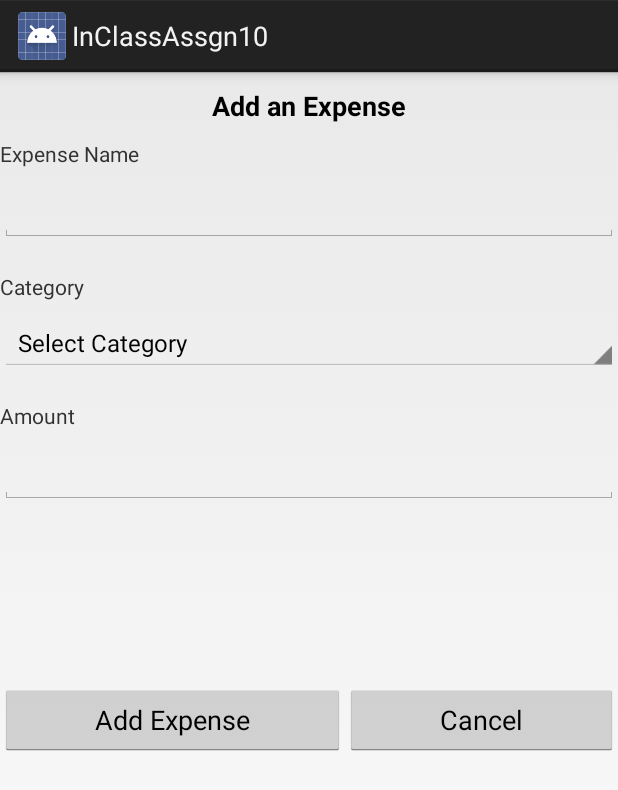
After one commit to atulbanwar/MobileApplications, an Android app: the fragment AddExpenseFragment shown on its own in the app's theme, on a phone screen of 412 x 824 dp. The commit adds this screen. Shown: the top 790 px of the screen. Run offline under Robolectric (Android 15) with nearby library versions, the phone set to English and light mode, and no system bars; 1 statement that could not run was skipped.

Commit message:
- Added Expense Fragments

```diff
--- /dev/null
+++ b/app/src/main/java/com/example/mad/inclassassgn10/AddExpenseFragment.java
@@ -0,0 +1,102 @@
+package com.example.mad.inclassassgn10;
+
+
+import android.os.Bundle;
+import android.support.annotation.Nullable;
+import android.support.v4.app.Fragment;
+import android.view.LayoutInflater;
+import android.view.View;
+import android.view.ViewGroup;
+import android.widget.Button;
+import android.widget.EditText;
+import android.widget.Spinner;
+import android.widget.Toast;
+
+import java.util.Date;
+
+
+/**
+ * A simple {@link Fragment} subclass.
+ */
+public class AddExpenseFragment extends Fragment {
+
+    private AddExpenseFragmentInterface listner;
+
+    private EditText edtTxtExpenseName;
+    private Spinner spnrCategory;
+    private EditText edtTxtAmount;
+    private Expense expense;
+    private Button addExpenseButton, cancelButton;
+
+    public AddExpenseFragment() {
+        // Required empty public constructor
+    }
+
+    @Override
+    public void onCreate(Bundle savedInstanceState) {
+        super.onCreate(savedInstanceState);
+    }
+
+    @Override
+    public View onCreateView(LayoutInflater inflater, ViewGroup container,
+                             Bundle savedInstanceState) {
+        // Inflate the layout for this fragment
+        return inflater.inflate(R.layout.fragment_add_expense, container, false);
+    }
+
+    @Override
+    public void onActivityCreated(@Nullable Bundle savedInstanceState) {
+        super.onActivityCreated(savedInstanceState);
+
+        listner = (AddExpenseFragmentInterface) getActivity();
+
+        expense = new Expense();
+        edtTxtExpenseName = (EditText) getActivity().findViewById(R.id.editTextExpenseName);
+        spnrCategory = (Spinner) getActivity().findViewById(R.id.spinnerCategory);
+        edtTxtAmount = (EditText) getActivity().findViewById(R.id.editTextAmount);
+        addExpenseButton = (Button) getActivity().findViewById(R.id.buttonAddExpense);
+        cancelButton = (Button) getActivity().findViewById(R.id.buttonCancel);
+
+        addExpenseButton.setOnClickListener(new View.OnClickListener() {
+            @Override
+            public void onClick(View v) {
+                String expenseName = edtTxtExpenseName.getText().toString();
+                String category = spnrCategory.getSelectedItem().toString();
+                double amount = Double.parseDouble(edtTxtAmount.getText().toString().length() != 0 ? edtTxtAmount.getText().toString() : "0");
+
+                if (expenseName.length() == 0) {
+                    Toast.makeText(getActivity(), getResources().getString(R.string.error_empty_expense_name), Toast.LENGTH_SHORT).show();
+                } else if (category.equals("Select Category")) {
+                    Toast.makeText(getActivity(), getResources().getString(R.string.error_empty_category), Toast.LENGTH_SHORT).show();
+                } else if (amount == 0) {
+                    Toast.makeText(getActivity(), getResources().getString(R.string.error_empty_amount), Toast.LENGTH_SHORT).show();
+                } else {
+                    expense.setName(expenseName);
+                    expense.setCategory(category);
+                    expense.setDate(new Date());
+                    expense.setAmount(amount);
+
+                    listner.addExpense(expense);
+                }
+            }
+        });
+
+        cancelButton.setOnClickListener(new View.OnClickListener() {
+            @Override
+            public void onClick(View v) {
+                listner.cancelAddExpense();
+            }
+        });
+    }
+
+    @Override
+    public void onDetach() {
+        super.onDetach();
+        listner = null;
+    }
+
+    public interface AddExpenseFragmentInterface {
+        public void addExpense(Expense expense);
+        public void cancelAddExpense();
+    }
+}
--- a/app/src/main/java/com/example/mad/inclassassgn10/MainActivity.java
+++ b/app/src/main/java/com/example/mad/inclassassgn10/MainActivity.java
@@ -16,8 +16,8 @@ import com.google.firebase.database.FirebaseDatabase;
 import java.util.ArrayList;
 
 public class MainActivity extends FragmentActivity implements LoginFragment.LoginFragmentInterface, NewAccountFragment.SignupFragmentInterface {
-    private FirebaseAuth firebaseAuth;
-    DatabaseReference rootRef = FirebaseDatabase.getInstance().getReference();
+    public static FirebaseAuth firebaseAuth;
+    public static DatabaseReference rootRef = FirebaseDatabase.getInstance().getReference();
     String fullName = "";
 
     @Override
--- /dev/null
+++ b/app/src/main/res/layout/fragment_add_expense.xml
@@ -0,0 +1,88 @@
+<FrameLayout xmlns:android="http://schemas.android.com/apk/res/android"
+    xmlns:tools="http://schemas.android.com/tools"
+    android:layout_width="match_parent"
+    android:layout_height="match_parent"
+    tools:context="com.example.mad.inclassassgn10.AddExpenseFragment">
+
+    <LinearLayout
+        android:layout_width="match_parent"
+        android:layout_height="match_parent"
+        android:orientation="vertical">
+
+        <TextView
+            android:id="@+id/textViewAddExpense"
+            android:layout_width="match_parent"
+            android:layout_height="wrap_content"
+            android:layout_marginBottom="10sp"
+            android:layout_marginTop="10sp"
+            android:gravity="center"
+            android:text="@string/text_view_add_expense_lable"
+            android:textAppearance="?android:attr/textAppearanceMedium"
+            android:textStyle="bold" />
+
+        <TextView
+            android:layout_width="match_parent"
+            android:layout_height="wrap_content"
+            android:text="@string/text_view_expense_name"
+            android:layout_marginBottom="10sp"/>
+
+        <EditText
+            android:id="@+id/editTextExpenseName"
+            android:layout_width="match_parent"
+            android:layout_height="wrap_content"
+            android:ems="10"
+            android:inputType="textPersonName"
+            android:layout_marginBottom="20sp"/>
+
+        <TextView
+            android:layout_width="match_parent"
+            android:layout_height="wrap_content"
+            android:text="@string/text_view_category"
+            android:layout_marginBottom="10sp"/>
+
+        <Spinner
+            android:id="@+id/spinnerCategory"
+            android:layout_width="match_parent"
+            android:layout_height="wrap_content"
+            android:entries="@array/spinner_category"
+            android:layout_marginBottom="20sp"/>
+
+        <TextView
+            android:layout_width="match_parent"
+            android:layout_height="wrap_content"
+            android:text="@string/text_view_amount"
+            android:layout_marginBottom="10sp"/>
+
+        <EditText
+            android:id="@+id/editTextAmount"
+            android:layout_width="match_parent"
+            android:layout_height="wrap_content"
+            android:ems="10"
+            android:inputType="numberDecimal"
+            android:layout_marginBottom="20sp"/>
+
+        <LinearLayout
+            android:layout_width="match_parent"
+            android:layout_height="wrap_content"
+            android:orientation="horizontal"
+            android:layout_marginTop="100sp">
+
+            <Button
+                android:id="@+id/buttonAddExpense"
+                android:layout_width="wrap_content"
+                android:layout_height="wrap_content"
+                android:layout_weight="1"
+                android:text="@string/button_add_expense" />
+
+            <Button
+                android:id="@+id/buttonCancel"
+                android:layout_width="wrap_content"
+                android:layout_height="wrap_content"
+                android:layout_weight="1"
+                android:text="@string/button_cancel" />
+        </LinearLayout>
+
+
+    </LinearLayout>
+
+</FrameLayout>
--- a/app/src/main/res/values/colors.xml
+++ b/app/src/main/res/values/colors.xml
@@ -3,4 +3,5 @@
     <color name="colorPrimary">#3F51B5</color>
     <color name="colorPrimaryDark">#303F9F</color>
     <color name="colorAccent">#FF4081</color>
+    <color name="lightGrey">#d3d3d3</color>
 </resources>
--- a/app/src/main/res/values/strings.xml
+++ b/app/src/main/res/values/strings.xml
@@ -15,4 +15,36 @@
     <string name="text_view_full_name">Full Name</string>
     <string name="button_sign_up">Sign Up</string>
     <string name="button_cancel">Cancel</string>
+
+    <string name="text_view_current_expenses_lable">Current Expenses: </string>
+    <string-array name="spinner_category">
+        <item>Select Category</item>
+        <item>Groceries</item>
+        <item>Invoice</item>
+        <item>Transportation</item>
+        <item>Shopping</item>
+        <item>Rent</item>
+        <item>Trips</item>
+        <item>Utilities</item>
+        <item>Others</item>
+    </string-array>
+
+    <string name="text_view_expense_cost">$%s</string>
+
+    <string name="text_view_amount">Amount</string>
+    <string name="text_view_date">Date</string>
+    <string name="text_view_expense_detail">Expense Details</string>
+    <string name="text_view_category">Category</string>
+    <string name="text_view_name">Name</string>
+    <string name="button_close">Close</string>
+
+    <string name="error_empty_expense_name">Please enter Expense Name.</string>
+    <string name="error_empty_category">Please select Expense Cagegory.</string>
+    <string name="error_empty_amount">Please enter Expense Amount</string>
+
+    <string name="text_view_add_expense_lable">Add an Expense</string>
+    <string name="text_view_expense_name">Expense Name</string>
+    <string name="button_add_expense">Add Expense</string>
+
+    <string name="empty_list">There is no expense to show, please add your expenses from the menu.</string>
 </resources>
```
Also changed, not shown: app/src/main/java/com/example/mad/inclassassgn10/ExpenseAdapter.java (added, +53 -0 lines), app/src/main/java/com/example/mad/inclassassgn10/ShowExpensesFragment.java (added, +72 -0 lines), app/src/main/res/layout/expense_list_item.xml (added, +32 -0 lines), app/src/main/res/layout/fragment_expense_app.xml (+41 -4 lines), app/src/main/res/layout/fragment_show_expenses.xml (added, +135 -0 lines).
